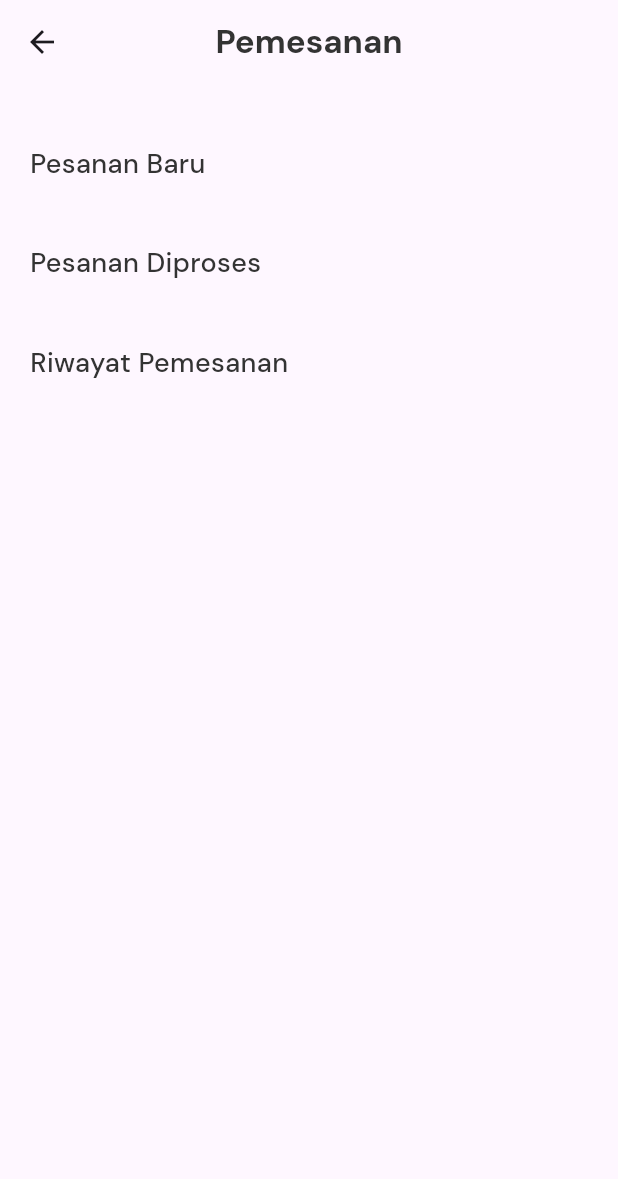
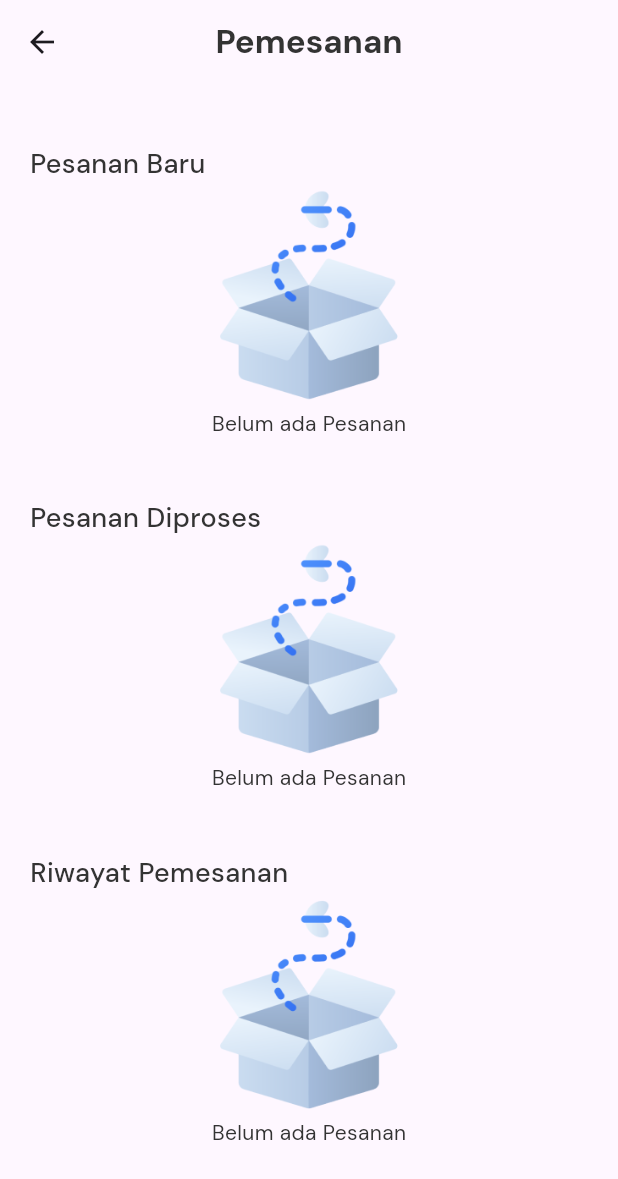
Before and after one commit to wahidalqorni/syn_laundry, a Flutter app: the ListOrderPage screen opened directly, on a phone screen of 412 x 824 dp. Shown: the top 1179 px of the screen. Run offline on Flutter 3.47's test engine with Material 3 defaults, Android fonts, the phone set to English and light mode, and no system bars; our stand-ins replace get, google_fonts; missing offline and left inert: sp_util; network calls fail.

```diff
--- a/lib/pages/list_order_page.dart
+++ b/lib/pages/list_order_page.dart
@@ -44,7 +44,21 @@ class ListOrderPage extends StatelessWidget {
                     color: primaryColor,
                   ),
                 );
+              } else if (snapshot.data!.length < 1) {
+                return Column(
+                  children: [
+                    Image.asset(
+                      "assets/img-empty.png",
+                      width: 150,
+                    ),
+                    Text(
+                      "Belum ada Pesanan",
+                      style: primaryTextStyle,
+                    ),
+                  ],
+                );
               } else if (snapshot.hasData) {
+                print(snapshot.data!.length);
                 return Column(
                   crossAxisAlignment: CrossAxisAlignment.start,
                   children: [
@@ -83,6 +97,19 @@ class ListOrderPage extends StatelessWidget {
                     color: primaryColor,
                   ),
                 );
+              } else if (snapshot.data!.length < 1) {
+                return Column(
+                  children: [
+                    Image.asset(
+                      "assets/img-empty.png",
+                      width: 150,
+                    ),
+                    Text(
+                      "Belum ada Pesanan",
+                      style: primaryTextStyle,
+                    ),
+                  ],
+                );
               } else if (snapshot.hasData) {
                 return Column(
                   crossAxisAlignment: CrossAxisAlignment.start,
@@ -94,6 +121,15 @@ class ListOrderPage extends StatelessWidget {
                     })
                   ],
                 );
+              } else if(snapshot.data!.length < 1){
+                return Column(
+                  children: [
+                    Image.asset("assets/img-empty.png", width: 150, ),
+                    Text("Belum ada Pesanan", style: primaryTextStyle, ),
+                  ],
+                );
+              } else if (!snapshot.hasData) {
+                return Image.asset("assets/img-empty.png");
               }
 
               // default widget
@@ -123,6 +159,13 @@ class ListOrderPage extends StatelessWidget {
                     color: primaryColor,
                   ),
                 );
+              } else if(snapshot.data!.length < 1){
+                return Column(
+                  children: [
+                    Image.asset("assets/img-empty.png", width: 150, ),
+                    Text("Belum ada Pesanan", style: primaryTextStyle, ),
+                  ],
+                );
               } else if (snapshot.hasData) {
                 return Column(
                   crossAxisAlignment: CrossAxisAlignment.start,
@@ -140,8 +183,6 @@ class ListOrderPage extends StatelessWidget {
               return Container();
             },
           ),
-
-
         ],
       ),
     );
--- a/lib/services/checkout_services.dart
+++ b/lib/services/checkout_services.dart
@@ -22,7 +22,7 @@ class CheckoutServices {
       if(response.statusCode == 200){
         // ambil isi body dari output json dan decde jsonnya
         var responseBody = json.decode(response.body);
-        print(responseBody);
+
         // simpan hasil response body ke dalam variabel
         List listCheckoutBaruResponse = responseBody["data"];
 
@@ -55,7 +55,7 @@ class CheckoutServices {
       if(response.statusCode == 200){
         // ambil isi body dari output json dan decde jsonnya
         var responseBody = json.decode(response.body);
-        print(responseBody);
+
         // simpan hasil response body ke dalam variabel
         List listCheckoutProsesResponse = responseBody["data"];
 
@@ -88,7 +88,7 @@ class CheckoutServices {
       if(response.statusCode == 200){
         // ambil isi body dari output json dan decde jsonnya
         var responseBody = json.decode(response.body);
-        print(responseBody);
+
         // simpan hasil response body ke dalam variabel
         List listCheckoutSelesaiResponse = responseBody["data"];
 
```
Also changed, not shown: lib/pages/beranda_page.dart (+11 -2 lines), lib/pages/info_cucian_page.dart (+11 -1 lines), lib/widgets/order_widget.dart (+11 -1 lines).
